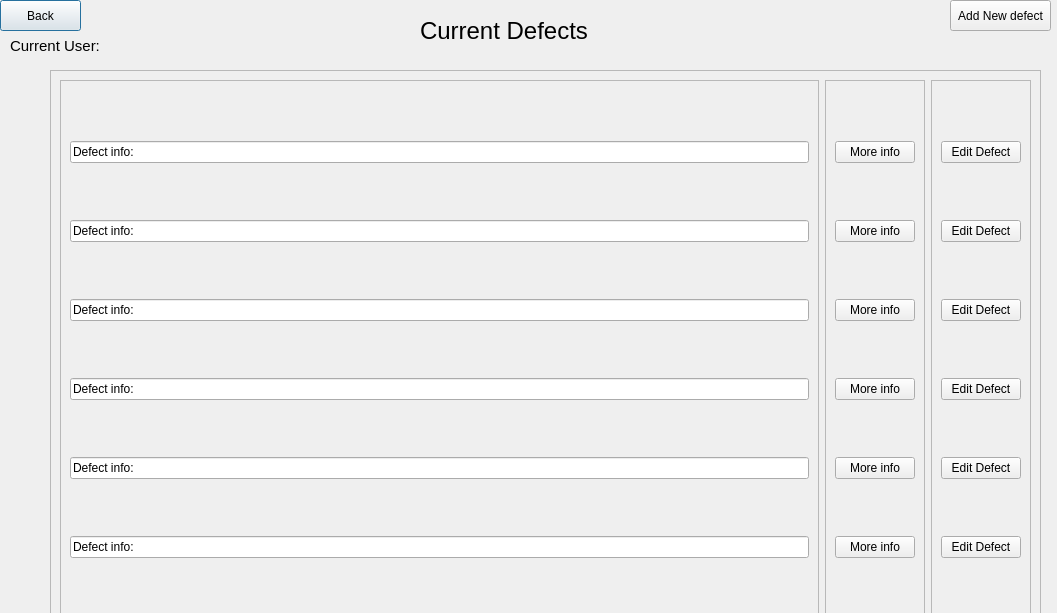
Old version of the form defecttracker.ui in the repository LiamJohns/testing106.
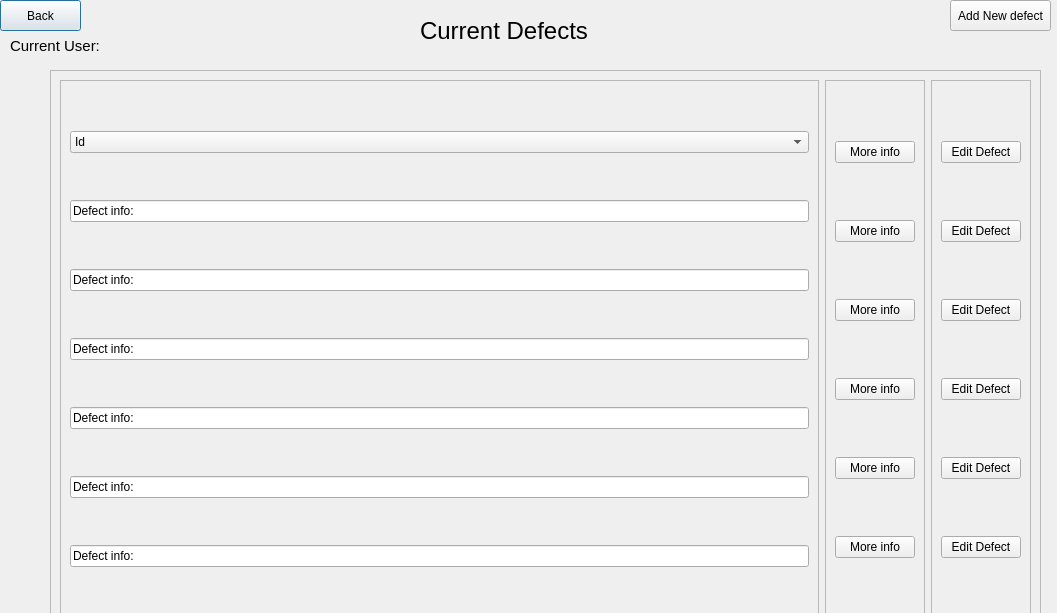
New version of the form.

Diff of the .ui file:
```diff
--- a/defecttracker.ui
+++ b/defecttracker.ui
@@ -100,6 +100,20 @@
        <enum>QFrame::Raised</enum>
       </property>
       <layout class="QVBoxLayout" name="verticalLayout">
+       <item>
+        <widget class="QComboBox" name="comboBox">
+         <item>
+          <property name="text">
+           <string>Id</string>
+          </property>
+         </item>
+         <item>
+          <property name="text">
+           <string>name</string>
+          </property>
+         </item>
+        </widget>
+       </item>
        <item>
         <widget class="QLineEdit" name="lineEdit">
          <property name="text">
```
